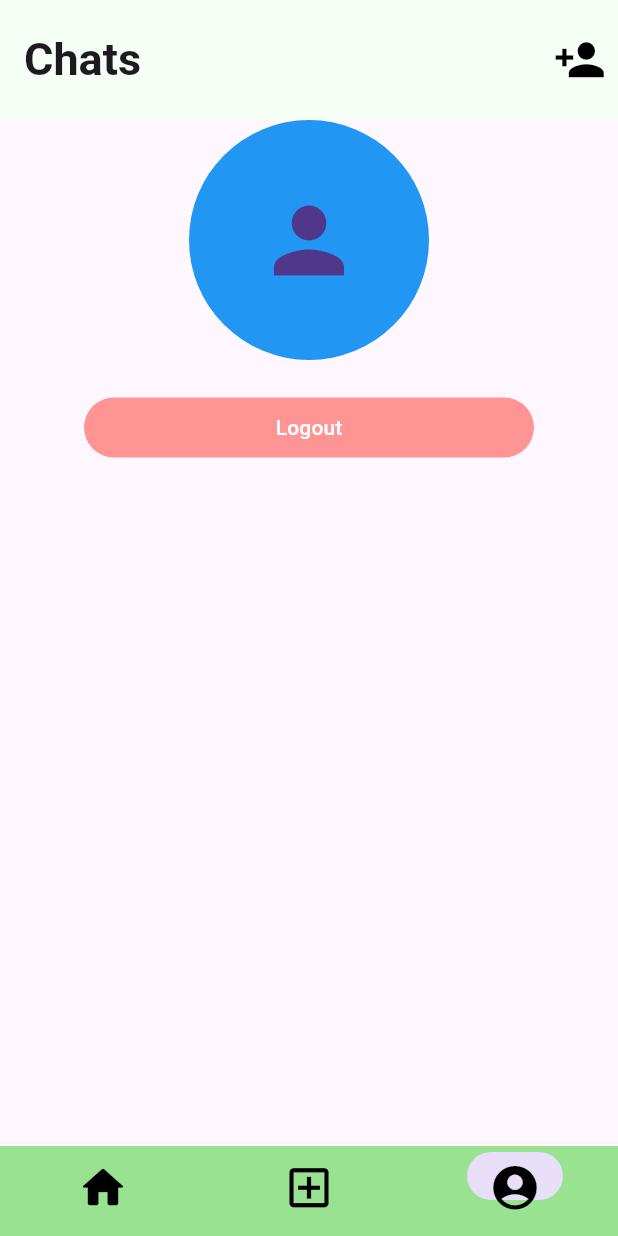
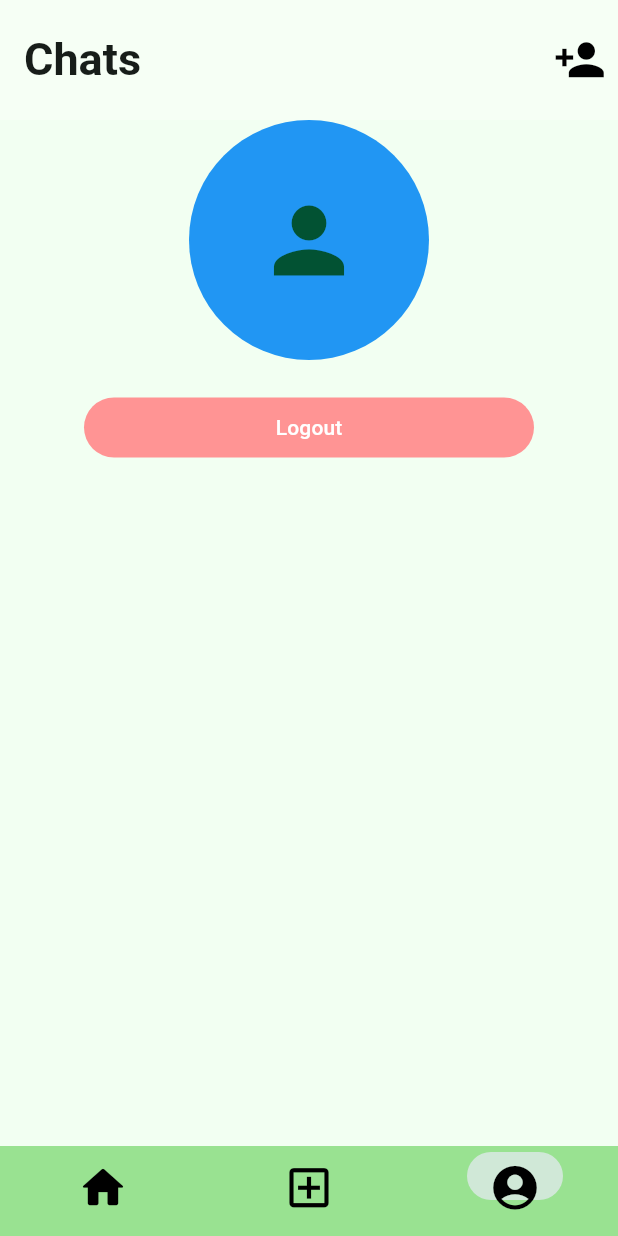
Before and after one commit to splacito12/Slice, a Flutter app: the screen it shows once a user with an empty profile is signed in, item 3 of the bottom bar chosen, on a phone screen of 412 x 824 dp. Run offline on Flutter 3.47's test engine with Material 3 defaults, Android fonts, the phone set to English and light mode, and no system bars; our stand-ins replace cloud_firestore, firebase_auth, firebase_core; accounts and stored records are empty.

Commit message:
Added color theme to main

```diff
--- a/slice/lib/main.dart
+++ b/slice/lib/main.dart
@@ -26,6 +26,11 @@ class Slice extends StatelessWidget {
   Widget build(BuildContext context) {
     return MaterialApp(
       debugShowCheckedModeBanner: false,
+      theme: ThemeData(
+        colorScheme: ColorScheme.fromSeed(seedColor: Colors.greenAccent),
+        useMaterial3: true,
+        scaffoldBackgroundColor: const Color(0xFFF2FFF2),
+      ),
       home: const AuthGate(),
     );
   }
```
